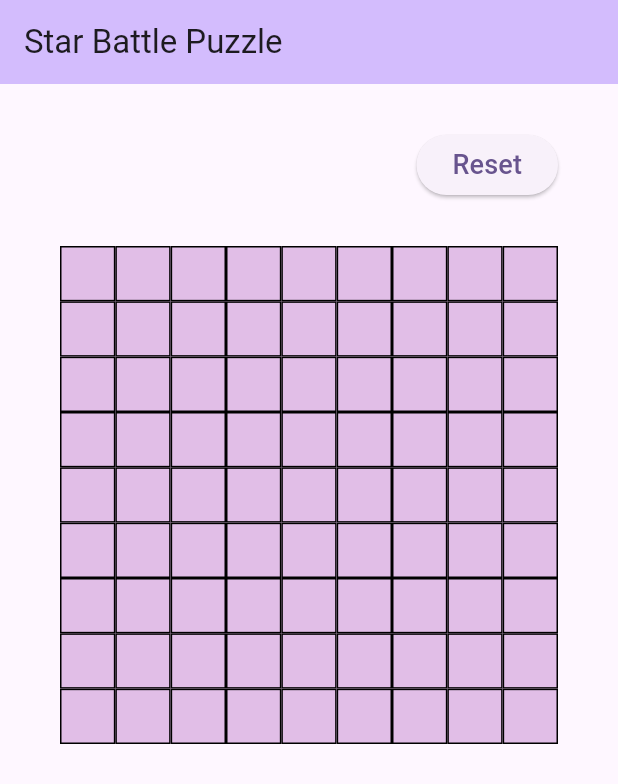
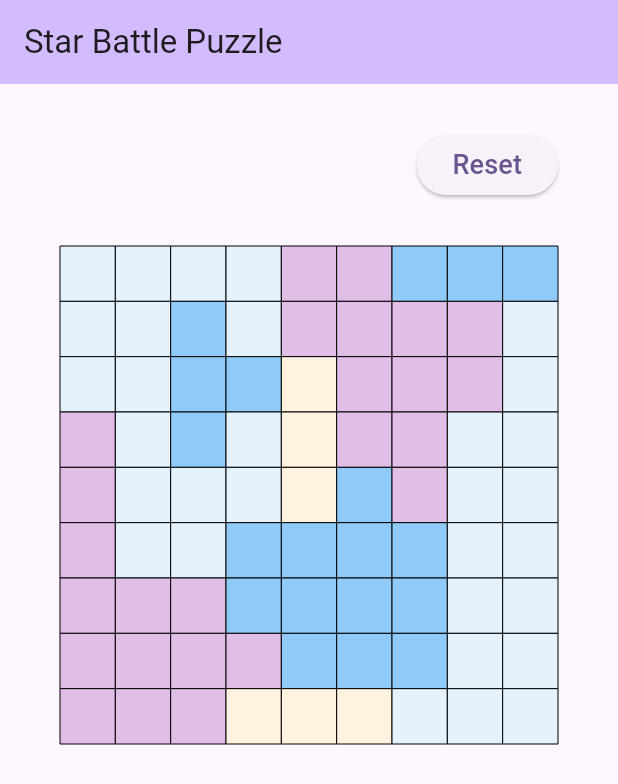
Before and after one commit to weasdown/starsolver_flutter, a Flutter app: the screen it shows after launch, on a phone screen of 412 x 824 dp. Shown: the top 784 px of the screen. Run offline on Flutter 3.47's test engine with Material 3 defaults, Android fonts, the phone set to English and light mode, and no system bars.

Commit message:
Neaten border, increase font size, fix colour

```diff
--- a/lib/src/presentation/cell_widget.dart
+++ b/lib/src/presentation/cell_widget.dart
@@ -30,9 +30,10 @@ class _CellWidgetState extends State<CellWidget> {
   /// that side of the [CellWidget]'s [Cell] is a boundary between [Shape]s.
   BorderDirectional get borders {
     CellBorderSet cellBorders = CellBorderSet.fromCellBoundarySet(
-        boundarySet: widget.cell.boundaries,
-        boundaryBorderWidth: 3.0,
-        nonBoundaryBorderWidth: 1.0);
+      boundarySet: widget.cell.boundaries,
+      boundaryBorderWidth: 3.0,
+      nonBoundaryBorderWidth: 0.0,
+    );
 
     return BorderDirectional(
       start: cellBorders.start,
@@ -48,8 +49,6 @@ class _CellWidgetState extends State<CellWidget> {
 
   @override
   Widget build(BuildContext context) {
-    final MaterialColor baseColour = Colors.purple;
-
     return GestureDetector(
       onTap: setNextStatus,
       onLongPress: setStar,
@@ -64,12 +63,13 @@ class _CellWidgetState extends State<CellWidget> {
             //   CellStatus.dot => baseColour[100],
             //   CellStatus.star => baseColour[400],
             // },
-            baseColour[100],
+            // baseColour[100],
+            widget.cell.shape!.colour,
         child: Center(
           child: Text(
             widget.cell.status.text,
             textAlign: TextAlign.center,
-            style: TextStyle(fontSize: 28),
+            style: TextStyle(fontSize: 32),
           ),
           // Text('${widget.cell.status.name}\n'
           //     '${widget.cell.coord}'),
```
